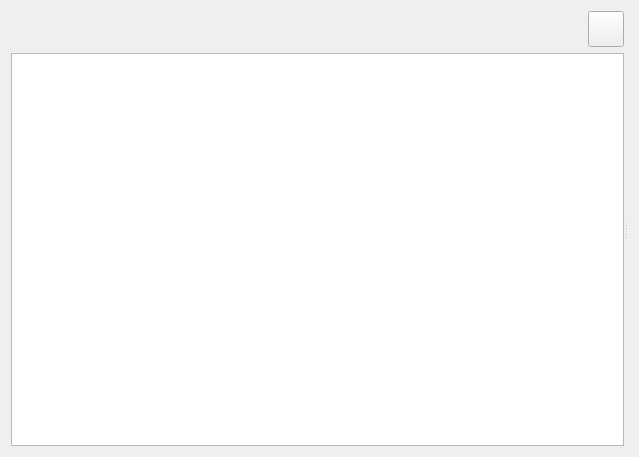
The window that dev/ui/serial/serial_page.ui (xvyang666/protolab) describes before a commit, drawn with Qt 5.
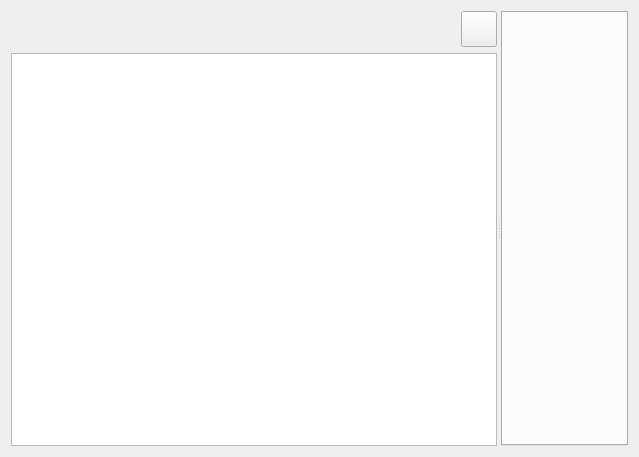
The same window after the commit.

```diff
--- a/dev/ui/serial/serial_page.ui
+++ b/dev/ui/serial/serial_page.ui
@@ -83,7 +83,26 @@
        </item>
       </layout>
      </widget>
-     <widget class="QStackedWidget" name="stackedWidget"/>
+     <widget class="QTabWidget" name="tabWidget">
+      <property name="elideMode">
+       <enum>Qt::TextElideMode::ElideNone</enum>
+      </property>
+      <property name="usesScrollButtons">
+       <bool>true</bool>
+      </property>
+      <property name="documentMode">
+       <bool>false</bool>
+      </property>
+      <property name="tabsClosable">
+       <bool>true</bool>
+      </property>
+      <property name="movable">
+       <bool>true</bool>
+      </property>
+      <property name="tabBarAutoHide">
+       <bool>false</bool>
+      </property>
+     </widget>
     </widget>
    </item>
   </layout>
```
